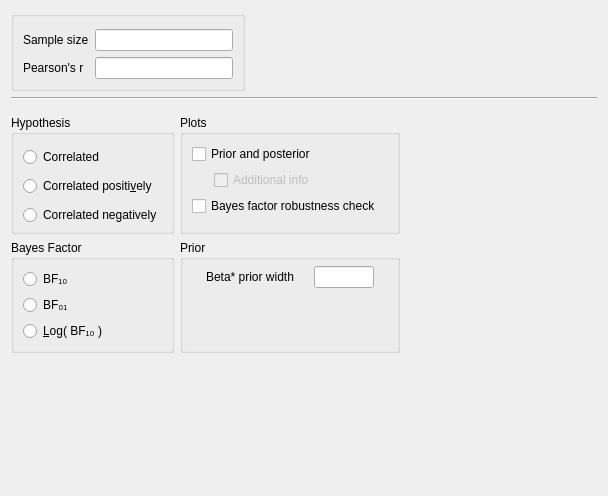
Before: the Qt Designer form JASP-Desktop/analysisforms/SummaryStatistics/summarystatscorrelationbayesianpairsform.ui in jasp-stats/jasp-desktop, drawn with Qt 5.
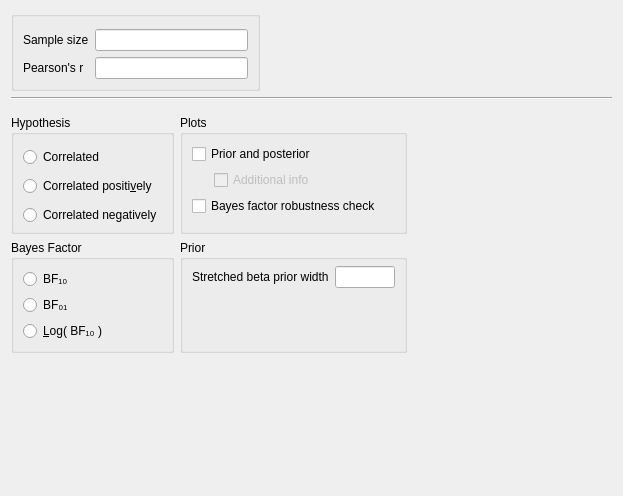
After: the same form once the commit is applied. Custom widgets are drawn as their Qt base class.

Commit message: UI Correlation prior width proper naming

Patch:
```diff
--- a/JASP-Desktop/analysisforms/SummaryStatistics/summarystatscorrelationbayesianpairsform.ui
+++ b/JASP-Desktop/analysisforms/SummaryStatistics/summarystatscorrelationbayesianpairsform.ui
@@ -6,7 +6,7 @@
    <rect>
     <x>0</x>
     <y>0</y>
-    <width>608</width>
+    <width>623</width>
     <height>496</height>
    </rect>
   </property>
@@ -318,7 +318,7 @@
                </sizepolicy>
               </property>
               <property name="text">
-               <string>Beta* prior width</string>
+               <string>Stretched beta prior width</string>
               </property>
              </widget>
             </item>
```
The commit also changes 2 other files.
